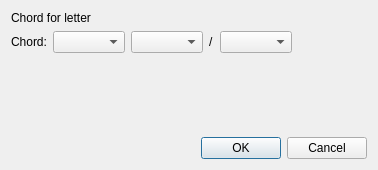
First picture: the form in src/softchordeditor_chord_dialog.ui, repository matvey83/softChord, before the edit.
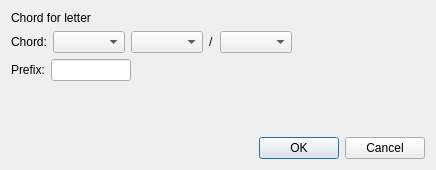
Second picture: the form after the edit.

Commit message: Added ability to change chord marker

Patch:
```diff
--- a/src/softchordeditor_chord_dialog.ui
+++ b/src/softchordeditor_chord_dialog.ui
@@ -6,7 +6,7 @@
    <rect>
     <x>0</x>
     <y>0</y>
-    <width>378</width>
+    <width>436</width>
     <height>170</height>
    </rect>
   </property>
@@ -61,6 +61,40 @@
      </item>
     </layout>
    </item>
+   <item>
+    <layout class="QHBoxLayout" name="horizontalLayout_2">
+     <item>
+      <widget class="QLabel" name="label_4">
+       <property name="text">
+        <string>Prefix:</string>
+       </property>
+      </widget>
+     </item>
+     <item>
+      <widget class="QLineEdit" name="marker_ef">
+       <property name="maximumSize">
+        <size>
+         <width>80</width>
+         <height>16777215</height>
+        </size>
+       </property>
+      </widget>
+     </item>
+     <item>
+      <spacer name="horizontalSpacer_2">
+       <property name="orientation">
+        <enum>Qt::Horizontal</enum>
+       </property>
+       <property name="sizeHint" stdset="0">
+        <size>
+         <width>40</width>
+         <height>20</height>
+        </size>
+       </property>
+      </spacer>
+     </item>
+    </layout>
+   </item>
    <item>
     <spacer name="verticalSpacer">
      <property name="orientation">
```
The commit also changes 1 other file.
